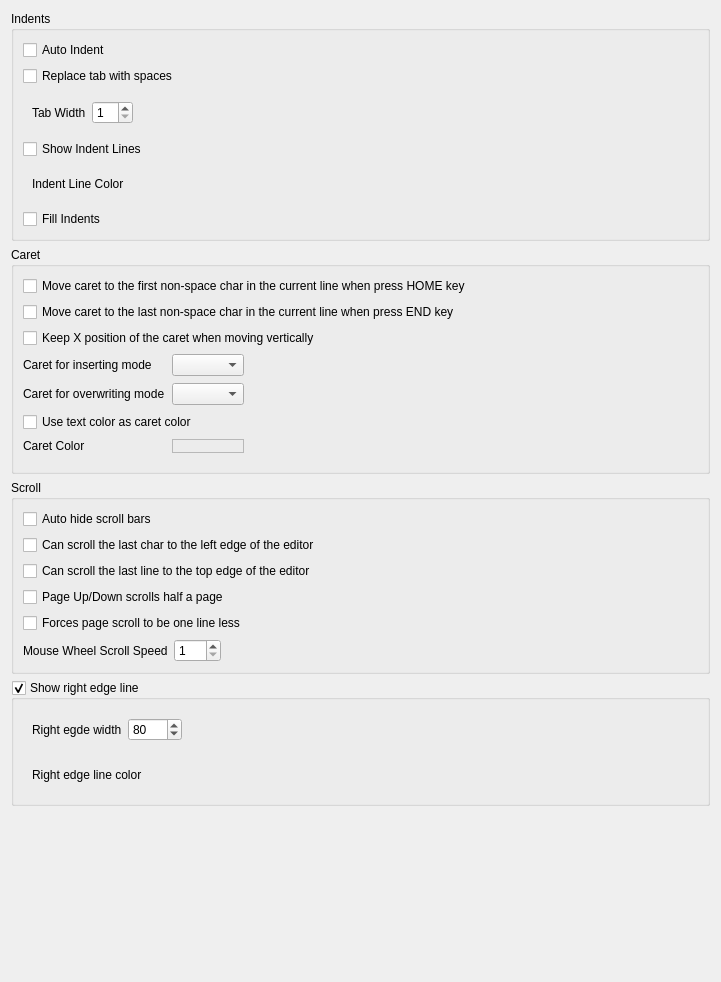
Before: the Qt Designer form RedPandaIDE/settingsdialog/editorgeneralwidget.ui in royqh1979/RedPanda-CPP, drawn with Qt 5.
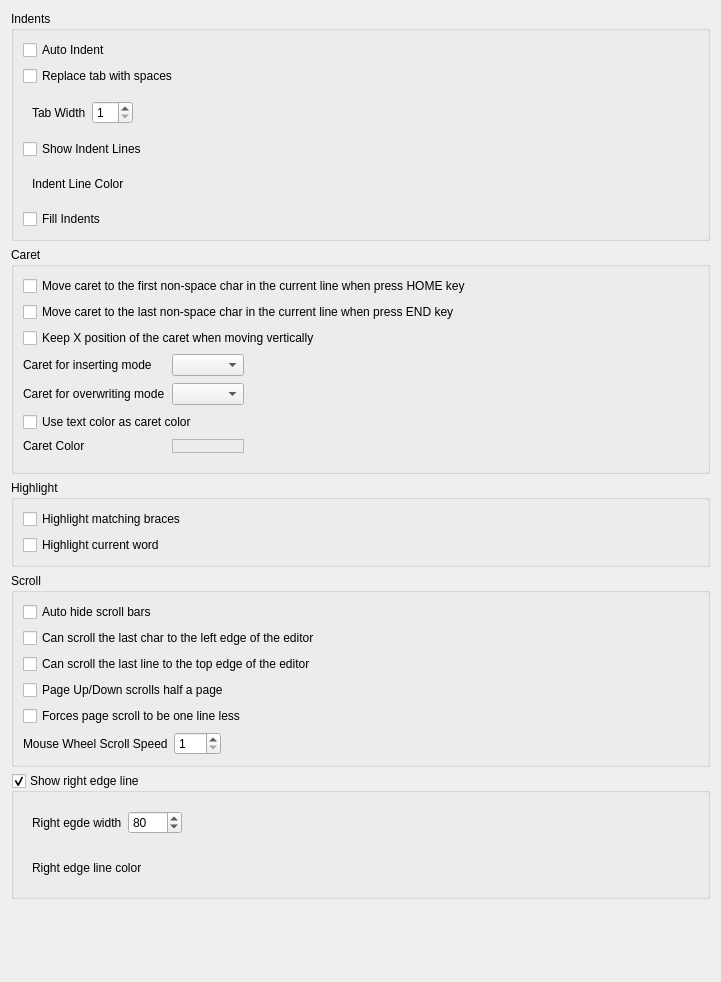
After: the same form once the commit is applied. Custom widgets are drawn as their Qt base class.

Commit message: - enhancement: save/load default projects folder  - enhancement: add editor general options "highlight current word" and "highlight matching braces"

Diff of the .ui file:
```diff
--- a/RedPandaIDE/settingsdialog/editorgeneralwidget.ui
+++ b/RedPandaIDE/settingsdialog/editorgeneralwidget.ui
@@ -228,6 +228,29 @@
      </layout>
     </widget>
    </item>
+   <item>
+    <widget class="QGroupBox" name="groupBox_2">
+     <property name="title">
+      <string>Highlight</string>
+     </property>
+     <layout class="QVBoxLayout" name="verticalLayout_6">
+      <item>
+       <widget class="QCheckBox" name="chkHighlightMatchingBraces">
+        <property name="text">
+         <string>Highlight matching braces</string>
+        </property>
+       </widget>
+      </item>
+      <item>
+       <widget class="QCheckBox" name="chkHighlightCurrentWord">
+        <property name="text">
+         <string>Highlight current word</string>
+        </property>
+       </widget>
+      </item>
+     </layout>
+    </widget>
+   </item>
    <item>
     <widget class="QGroupBox" name="groupBox">
      <property name="title">
```
The commit also changes 18 other files.
